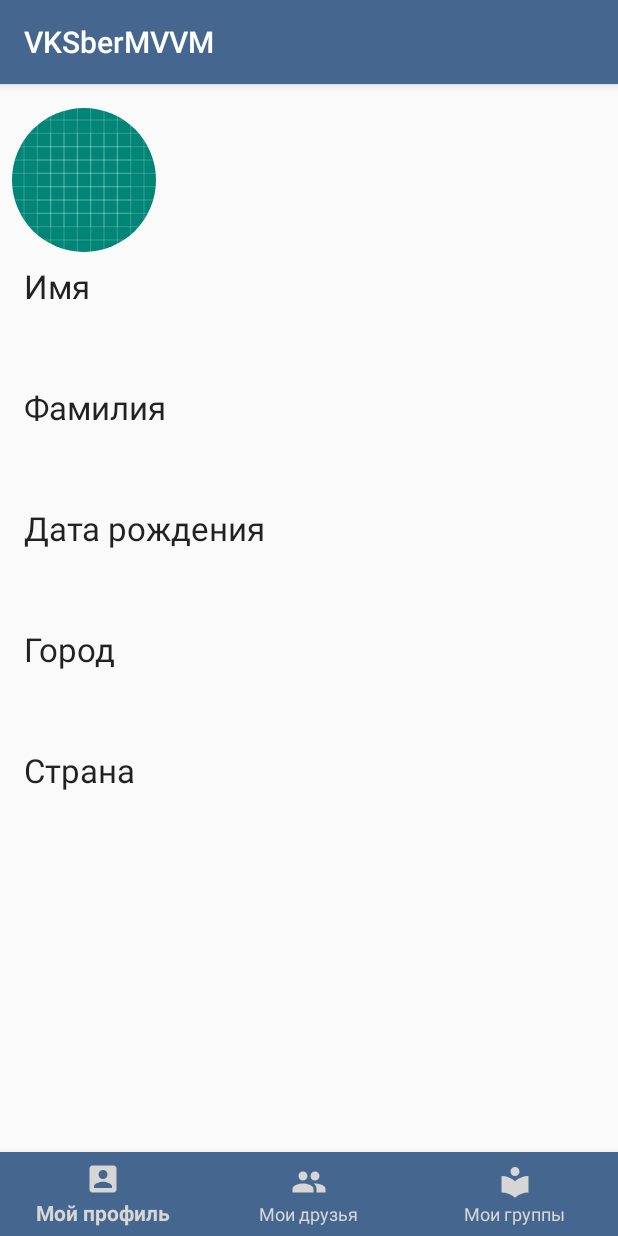
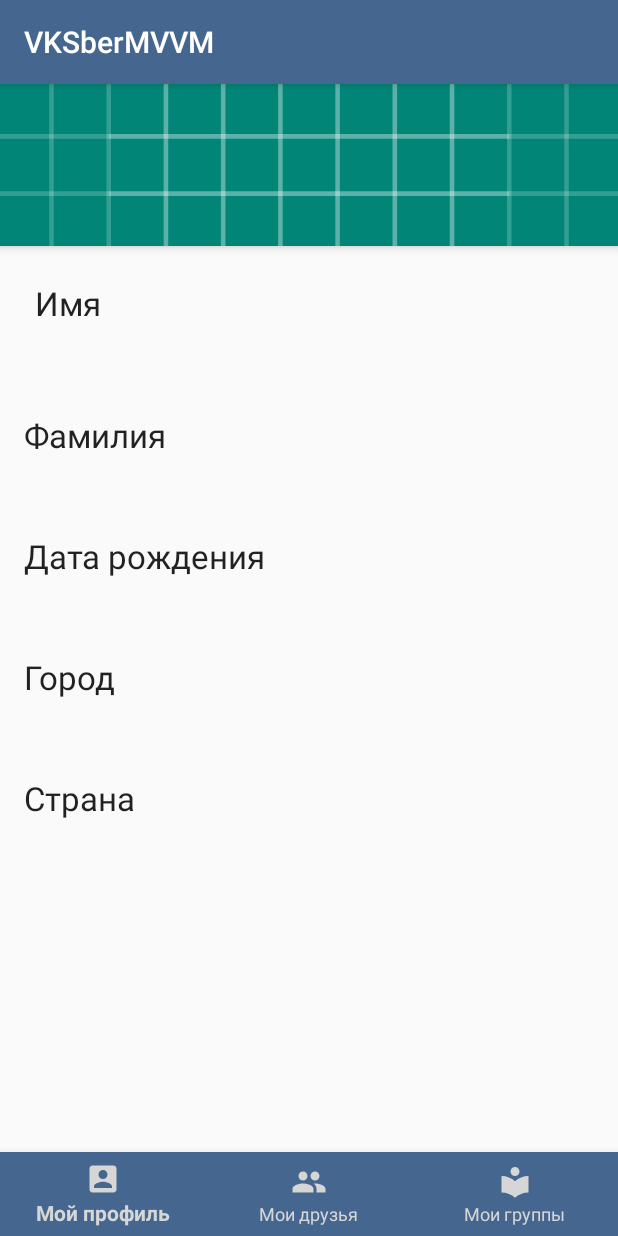
Before and after one commit to RTsunskiy/VKSberMVVM, an Android app: the fragment CurrentUserProfileFragment shown on its own in the app's theme, on a phone screen of 412 x 824 dp. Run offline under Robolectric (Android 15) with nearby library versions, the phone set to English and light mode, and no system bars; our stand-ins replace Picasso; libraries missing offline, so code that uses them is left out: com.vk.sdk; network calls fail; pictures from the network do not load; 2 statements that could not run were skipped.

Commit message:
Добавил Фото профиля и добавил BottomNavMenu.

```diff
--- a/app/src/main/java/com/example/vksbermvvm/data/UserInfoRepository.java
+++ b/app/src/main/java/com/example/vksbermvvm/data/UserInfoRepository.java
@@ -13,7 +13,7 @@ import retrofit2.converter.gson.GsonConverterFactory;
 public class UserInfoRepository implements IProfileRepository {
     private static final String BASE_URL = "https://api.vk.com/method/";
     private final String VK_API_VERSION = "5.103";
-    private final String FIELDS = "bdate,home_town,country,photo_50";
+    private final String FIELDS = "bdate,home_town,country,photo_400_orig";
 
     private Retrofit mRetrofit;
     private final JSONPlaceHolderApi mProfileApi;
--- a/app/src/main/java/com/example/vksbermvvm/data/model/Response.java
+++ b/app/src/main/java/com/example/vksbermvvm/data/model/Response.java
@@ -18,7 +18,7 @@ public class Response {
     public String bdate;
     @SerializedName("country")
     public Country country;
-    @SerializedName("photo_50")
+    @SerializedName("photo_400_orig")
     public String photo50;
     @SerializedName("home_town")
     public String homeTown;
--- a/app/src/main/java/com/example/vksbermvvm/presentation/CurrentUserProfileFragment.java
+++ b/app/src/main/java/com/example/vksbermvvm/presentation/CurrentUserProfileFragment.java
@@ -61,6 +61,7 @@ public class CurrentUserProfileFragment extends Fragment {
                     .placeholder(R.drawable.ic_launcher_background)
                     .error(R.drawable.vk_gray_transparent_shape)
                     .into(profileImage);
+
         });
         mViewModel.isLoading().observe(this, isLoading -> mLoadingView.setVisibility(isLoading ? View.VISIBLE : View.GONE));
         mViewModel.loadProfile();
--- a/app/src/main/res/layout/fragment_current_user_profile.xml
+++ b/app/src/main/res/layout/fragment_current_user_profile.xml
@@ -1,16 +1,43 @@
 <?xml version="1.0" encoding="utf-8"?>
 
-<RelativeLayout xmlns:android="http://schemas.android.com/apk/res/android"
+
+
+<androidx.coordinatorlayout.widget.CoordinatorLayout xmlns:android="http://schemas.android.com/apk/res/android"
     xmlns:app="http://schemas.android.com/apk/res-auto"
     xmlns:tools="http://schemas.android.com/tools"
     android:layout_width="match_parent"
     android:layout_height="match_parent">
 
+    <RelativeLayout
+        android:layout_width="match_parent"
+        android:layout_height="match_parent">
+
+    <com.google.android.material.appbar.AppBarLayout
+        android:layout_width="match_parent"
+        android:id="@+id/app_bar"
+        android:layout_height="wrap_content">
+
+        <ImageView
+            android:id="@+id/profile_image"
+            android:layout_width="match_parent"
+            android:layout_height="wrap_content"
+            android:scaleType="centerCrop"
+            android:src="@drawable/ic_launcher_background"
+            app:layout_scrollFlags="scroll" />
+    </com.google.android.material.appbar.AppBarLayout>
+
+        <LinearLayout
+            android:layout_width="match_parent"
+            android:layout_height="wrap_content"
+            android:layout_below="@+id/app_bar">
+
         <ScrollView
             android:layout_width="match_parent"
-        android:layout_height="match_parent"
+            android:layout_height="wrap_content"
+            android:layout_below="@id/app_bar"
             android:layout_alignParentTop="true"
-        android:padding="@dimen/default_padding">
+            android:padding="@dimen/default_padding"
+            app:layout_behavior="com.google.android.material.appbar.AppBarLayout$ScrollingViewBehavior">
 
             <LinearLayout
                 android:layout_width="match_parent"
@@ -29,17 +56,11 @@
                         android:layout_gravity="center" />
                 </FrameLayout>
 
-            <de.hdodenhof.circleimageview.CircleImageView
-                android:id="@+id/profile_image"
-                android:layout_width="96dp"
-                android:layout_height="96dp"
-                android:layout_marginTop="8dp"
-                android:src="@drawable/ic_launcher_background" />
 
                 <TextView
                     android:layout_width="wrap_content"
                     android:layout_height="wrap_content"
-                android:padding="@dimen/default_padding"
+                    android:padding="15dp"
                     android:text="@string/user_name"
                     android:textAppearance="@style/TextAppearance.AppCompat.Large" />
 
@@ -107,7 +128,7 @@
                     tools:text="Россия" />
             </LinearLayout>
         </ScrollView>
-
+</LinearLayout>
         <com.google.android.material.bottomnavigation.BottomNavigationView
             android:id="@+id/bottom_navigation"
             android:layout_width="match_parent"
@@ -119,3 +140,4 @@
             app:menu="@menu/menu_bottom_navigation" />
 
     </RelativeLayout>
+</androidx.coordinatorlayout.widget.CoordinatorLayout>
```
Lines whose indentation alone changed are shown as unchanged.
